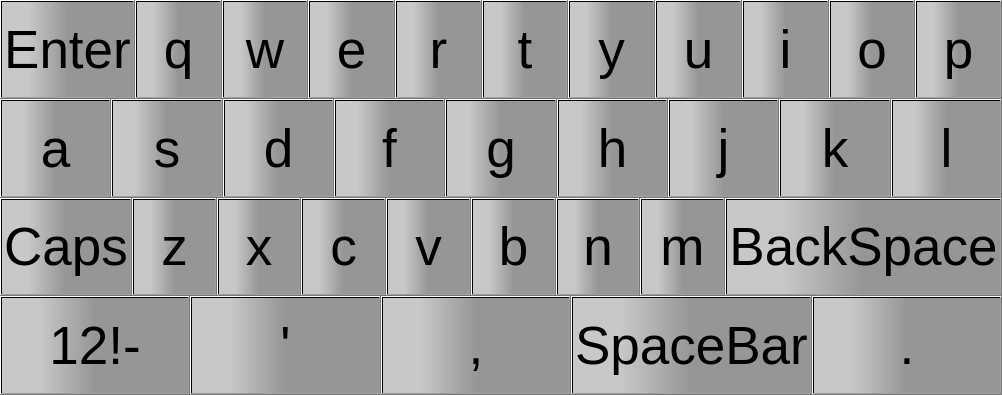
The window that keyboard.ui (gurpartap007/qtmop) describes before a commit, drawn with Qt 5.
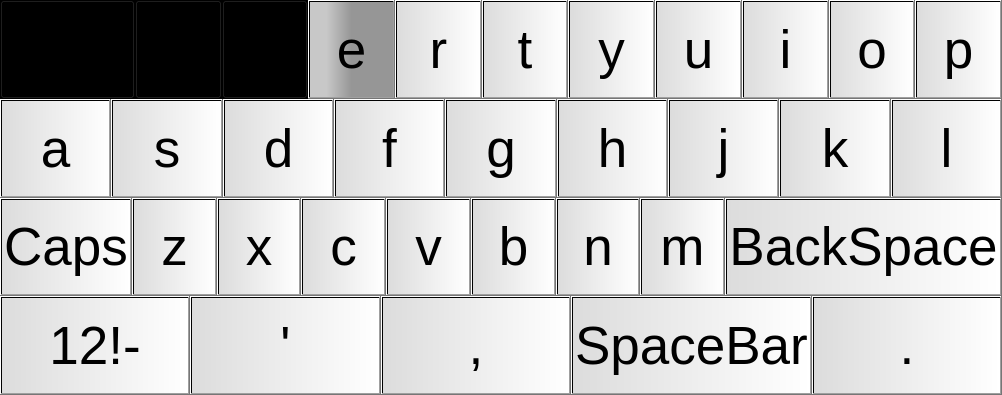
The same window after the commit.

The edit to the form file:
```diff
--- a/keyboard.ui
+++ b/keyboard.ui
@@ -19,6 +19,9 @@
   <property name="windowTitle">
    <string>Form</string>
   </property>
+  <property name="styleSheet">
+   <string notr="true">background-color: rgb(0, 0, 0);</string>
+  </property>
   <layout class="QHBoxLayout" name="horizontalLayout_5">
    <property name="spacing">
     <number>0</number>
@@ -71,7 +74,8 @@
          </property>
          <property name="styleSheet">
           <string notr="true">QPushButton{ background-color: rgb(179, 179, 179); }QPushButton:pressed{background-color: rgb(100, 100, 100); }
-QPushButton{background-color: qlineargradient(spread:pad, x1:0.2, y1:0.6, x2:0.5, y2:0.6, stop:1 rgba(150, 150, 150, 255), stop:0 rgba(200, 200, 200, 255));}</string>
+/*QPushButton{background-color: qlineargradient(spread:pad, x1:0.2, y1:0.6, x2:0.5, y2:0.6, stop:1 rgba(150, 150, 150, 255), stop:0 rgba(200, 200, 200, 255));}
+QPushButton{background-color: qlineargradient(spread:pad, x1:0, y1:0, x2:1, y2:0, stop:0 rgba(220, 220, 220, 255), stop:1 rgba(255, 255, 255, 255));}</string>
          </property>
          <property name="text">
           <string>Enter</string>
@@ -94,8 +98,9 @@
           </font>
          </property>
          <property name="styleSheet">
-          <string notr="true">QPushButton{ background-color: rgb(179, 179, 179); }QPushButton:pressed{background-color: rgb(100, 100, 100); }
-QPushButton{background-color: qlineargradient(spread:pad, x1:0.2, y1:0.6, x2:0.5, y2:0.6, stop:1 rgba(150, 150, 150, 255), stop:0 rgba(200, 200, 200, 255));}</string>
+          <string notr="true">/*QPushButton{ background-color: rgb(179, 179, 179); }QPushButton:pressed{background-color: rgb(100, 100, 100); }*/
+QPushButton{background-color: qlineargradient(spread:pad, x1:0.2, y1:0.6, x2:0.5, y2:0.6, stop:1 rgba(150, 150, 150, 255), stop:0 rgba(200, 200, 200, 255));}
+/*QPushButton{background-color: qlineargradient(spread:pad, x1:0, y1:0, x2:1, y2:0, stop:0 rgba(220, 220, 220, 255), stop:1 rgba(255, 255, 255, 255));}</string>
          </property>
          <property name="text">
           <string>q</string>
@@ -118,8 +123,9 @@
           </font>
          </property>
          <property name="styleSheet">
-          <string notr="true">QPushButton{ background-color: rgb(179, 179, 179); }QPushButton:pressed{background-color: rgb(100, 100, 100); }
-QPushButton{background-color: qlineargradient(spread:pad, x1:0.2, y1:0.6, x2:0.5, y2:0.6, stop:1 rgba(150, 150, 150, 255), stop:0 rgba(200, 200, 200, 255));}</string>
+          <string notr="true">/*QPushButton{ background-color: rgb(179, 179, 179); }QPushButton:pressed{background-color: rgb(100, 100, 100); }*/
+QPushButton{background-color: qlineargradient(spread:pad, x1:0.2, y1:0.6, x2:0.5, y2:0.6, stop:1 rgba(150, 150, 150, 255), stop:0 rgba(200, 200, 200, 255));}
+/*QPushButton{background-color: qlineargradient(spread:pad, x1:0, y1:0, x2:1, y2:0, stop:0 rgba(220, 220, 220, 255), stop:1 rgba(255, 255, 255, 255));}</string>
          </property>
          <property name="text">
           <string>w</string>
@@ -167,7 +173,8 @@
          </property>
          <property name="styleSheet">
           <string notr="true">QPushButton{ background-color: rgb(179, 179, 179); }QPushButton:pressed{background-color: rgb(100, 100, 100); }
-QPushButton{background-color: qlineargradient(spread:pad, x1:0.2, y1:0.6, x2:0.5, y2:0.6, stop:1 rgba(150, 150, 150, 255), stop:0 rgba(200, 200, 200, 255));}</string>
+QPushButton{background-color: qlineargradient(spread:pad, x1:0.2, y1:0.6, x2:0.5, y2:0.6, stop:1 rgba(150, 150, 150, 255), stop:0 rgba(200, 200, 200, 255));}
+QPushButton{background-color: qlineargradient(spread:pad, x1:0, y1:0, x2:1, y2:0, stop:0 rgba(220, 220, 220, 255), stop:1 rgba(255, 255, 255, 255));}</string>
          </property>
          <property name="text">
           <string>r</string>
@@ -191,7 +198,8 @@
          </property>
          <property name="styleSheet">
           <string notr="true">QPushButton{ background-color: rgb(179, 179, 179); }QPushButton:pressed{background-color: rgb(100, 100, 100); }
-QPushButton{background-color: qlineargradient(spread:pad, x1:0.2, y1:0.6, x2:0.5, y2:0.6, stop:1 rgba(150, 150, 150, 255), stop:0 rgba(200, 200, 200, 255));}</string>
+QPushButton{background-color: qlineargradient(spread:pad, x1:0.2, y1:0.6, x2:0.5, y2:0.6, stop:1 rgba(150, 150, 150, 255), stop:0 rgba(200, 200, 200, 255));}
+QPushButton{background-color: qlineargradient(spread:pad, x1:0, y1:0, x2:1, y2:0, stop:0 rgba(220, 220, 220, 255), stop:1 rgba(255, 255, 255, 255));}</string>
          </property>
          <property name="text">
           <string>t</string>
@@ -215,7 +223,8 @@
          </property>
          <property name="styleSheet">
           <string notr="true">QPushButton{ background-color: rgb(179, 179, 179); }QPushButton:pressed{background-color: rgb(100, 100, 100); }
-QPushButton{background-color: qlineargradient(spread:pad, x1:0.2, y1:0.6, x2:0.5, y2:0.6, stop:1 rgba(150, 150, 150, 255), stop:0 rgba(200, 200, 200, 255));}</string>
+QPushButton{background-color: qlineargradient(spread:pad, x1:0.2, y1:0.6, x2:0.5, y2:0.6, stop:1 rgba(150, 150, 150, 255), stop:0 rgba(200, 200, 200, 255));}
+QPushButton{background-color: qlineargradient(spread:pad, x1:0, y1:0, x2:1, y2:0, stop:0 rgba(220, 220, 220, 255), stop:1 rgba(255, 255, 255, 255));}</string>
          </property>
          <property name="text">
           <string>y</string>
@@ -239,7 +248,8 @@
          </property>
          <property name="styleSheet">
           <string notr="true">QPushButton{ background-color: rgb(179, 179, 179); }QPushButton:pressed{background-color: rgb(100, 100, 100); }
-QPushButton{background-color: qlineargradient(spread:pad, x1:0.2, y1:0.6, x2:0.5, y2:0.6, stop:1 rgba(150, 150, 150, 255), stop:0 rgba(200, 200, 200, 255));}</string>
+QPushButton{background-color: qlineargradient(spread:pad, x1:0.2, y1:0.6, x2:0.5, y2:0.6, stop:1 rgba(150, 150, 150, 255), stop:0 rgba(200, 200, 200, 255));}
+QPushButton{background-color: qlineargradient(spread:pad, x1:0, y1:0, x2:1, y2:0, stop:0 rgba(220, 220, 220, 255), stop:1 rgba(255, 255, 255, 255));}</string>
          </property>
          <property name="text">
           <string>u</string>
@@ -263,7 +273,8 @@
          </property>
          <property name="styleSheet">
           <string notr="true">QPushButton{ background-color: rgb(179, 179, 179); }QPushButton:pressed{background-color: rgb(100, 100, 100); }
-QPushButton{background-color: qlineargradient(spread:pad, x1:0.2, y1:0.6, x2:0.5, y2:0.6, stop:1 rgba(150, 150, 150, 255), stop:0 rgba(200, 200, 200, 255));}</string>
+QPushButton{background-color: qlineargradient(spread:pad, x1:0.2, y1:0.6, x2:0.5, y2:0.6, stop:1 rgba(150, 150, 150, 255), stop:0 rgba(200, 200, 200, 255));}
+QPushButton{background-color: qlineargradient(spread:pad, x1:0, y1:0, x2:1, y2:0, stop:0 rgba(220, 220, 220, 255), stop:1 rgba(255, 255, 255, 255));}</string>
          </property>
          <property name="text">
           <string>i</string>
@@ -287,7 +298,8 @@
          </property>
          <property name="styleSheet">
           <string notr="true">QPushButton{ background-color: rgb(179, 179, 179); }QPushButton:pressed{background-color: rgb(100, 100, 100); }
-QPushButton{background-color: qlineargradient(spread:pad, x1:0.2, y1:0.6, x2:0.5, y2:0.6, stop:1 rgba(150, 150, 150, 255), stop:0 rgba(200, 200, 200, 255));}</string>
+QPushButton{background-color: qlineargradient(spread:pad, x1:0.2, y1:0.6, x2:0.5, y2:0.6, stop:1 rgba(150, 150, 150, 255), stop:0 rgba(200, 200, 200, 255));}
+QPushButton{background-color: qlineargradient(spread:pad, x1:0, y1:0, x2:1, y2:0, stop:0 rgba(220, 220, 220, 255), stop:1 rgba(255, 255, 255, 255));}</string>
          </property>
          <property name="text">
           <string>o</string>
@@ -311,7 +323,8 @@
          </property>
          <property name="styleSheet">
           <string notr="true">QPushButton{ background-color: rgb(179, 179, 179); }QPushButton:pressed{background-color: rgb(100, 100, 100); }
-QPushButton{background-color: qlineargradient(spread:pad, x1:0.2, y1:0.6, x2:0.5, y2:0.6, stop:1 rgba(150, 150, 150, 255), stop:0 rgba(200, 200, 200, 255));}</string>
+QPushButton{background-color: qlineargradient(spread:pad, x1:0.2, y1:0.6, x2:0.5, y2:0.6, stop:1 rgba(150, 150, 150, 255), stop:0 rgba(200, 200, 200, 255));}
+QPushButton{background-color: qlineargradient(spread:pad, x1:0, y1:0, x2:1, y2:0, stop:0 rgba(220, 220, 220, 255), stop:1 rgba(255, 255, 255, 255));}</string>
          </property>
          <property name="text">
           <string>p</string>
@@ -345,7 +358,8 @@
          </property>
          <property name="styleSheet">
           <string notr="true">QPushButton{ background-color: rgb(179, 179, 179); }QPushButton:pressed{background-color: rgb(100, 100, 100); }
-QPushButton{background-color: qlineargradient(spread:pad, x1:0.2, y1:0.6, x2:0.5, y2:0.6, stop:1 rgba(150, 150, 150, 255), stop:0 rgba(200, 200, 200, 255));}</string>
+QPushButton{background-color: qlineargradient(spread:pad, x1:0.2, y1:0.6, x2:0.5, y2:0.6, stop:1 rgba(150, 150, 150, 255), stop:0 rgba(200, 200, 200, 255));}
+QPushButton{background-color: qlineargradient(spread:pad, x1:0, y1:0, x2:1, y2:0, stop:0 rgba(220, 220, 220, 255), stop:1 rgba(255, 255, 255, 255));}</string>
          </property>
          <property name="text">
           <string>a</string>
@@ -369,7 +383,8 @@
          </property>
          <property name="styleSheet">
           <string notr="true">QPushButton{ background-color: rgb(179, 179, 179); }QPushButton:pressed{background-color: rgb(100, 100, 100); }
-QPushButton{background-color: qlineargradient(spread:pad, x1:0.2, y1:0.6, x2:0.5, y2:0.6, stop:1 rgba(150, 150, 150, 255), stop:0 rgba(200, 200, 200, 255));}</string>
+QPushButton{background-color: qlineargradient(spread:pad, x1:0.2, y1:0.6, x2:0.5, y2:0.6, stop:1 rgba(150, 150, 150, 255), stop:0 rgba(200, 200, 200, 255));}
+QPushButton{background-color: qlineargradient(spread:pad, x1:0, y1:0, x2:1, y2:0, stop:0 rgba(220, 220, 220, 255), stop:1 rgba(255, 255, 255, 255));}</string>
          </property>
          <property name="text">
           <string>s</string>
@@ -393,7 +408,8 @@
          </property>
          <property name="styleSheet">
           <string notr="true">QPushButton{ background-color: rgb(179, 179, 179); }QPushButton:pressed{background-color: rgb(100, 100, 100); }
-QPushButton{background-color: qlineargradient(spread:pad, x1:0.2, y1:0.6, x2:0.5, y2:0.6, stop:1 rgba(150, 150, 150, 255), stop:0 rgba(200, 200, 200, 255));}</string>
+QPushButton{background-color: qlineargradient(spread:pad, x1:0.2, y1:0.6, x2:0.5, y2:0.6, stop:1 rgba(150, 150, 150, 255), stop:0 rgba(200, 200, 200, 255));}
+QPushButton{background-color: qlineargradient(spread:pad, x1:0, y1:0, x2:1, y2:0, stop:0 rgba(220, 220, 220, 255), stop:1 rgba(255, 255, 255, 255));}</string>
          </property>
          <property name="text">
           <string>d</string>
@@ -417,7 +433,8 @@
          </property>
          <property name="styleSheet">
           <string notr="true">QPushButton{ background-color: rgb(179, 179, 179); }QPushButton:pressed{background-color: rgb(100, 100, 100); }
-QPushButton{background-color: qlineargradient(spread:pad, x1:0.2, y1:0.6, x2:0.5, y2:0.6, stop:1 rgba(150, 150, 150, 255), stop:0 rgba(200, 200, 200, 255));}</string>
+QPushButton{background-color: qlineargradient(spread:pad, x1:0.2, y1:0.6, x2:0.5, y2:0.6, stop:1 rgba(150, 150, 150, 255), stop:0 rgba(200, 200, 200, 255));}
+QPushButton{background-color: qlineargradient(spread:pad, x1:0, y1:0, x2:1, y2:0, stop:0 rgba(220, 220, 220, 255), stop:1 rgba(255, 255, 255, 255));}</string>
          </property>
          <property name="text">
           <string>f</string>
@@ -441,7 +458,8 @@
          </property>
          <property name="styleSheet">
           <string notr="true">QPushButton{ background-color: rgb(179, 179, 179); }QPushButton:pressed{background-color: rgb(100, 100, 100); }
-QPushButton{background-color: qlineargradient(spread:pad, x1:0.2, y1:0.6, x2:0.5, y2:0.6, stop:1 rgba(150, 150, 150, 255), stop:0 rgba(200, 200, 200, 255));}</string>
+QPushButton{background-color: qlineargradient(spread:pad, x1:0.2, y1:0.6, x2:0.5, y2:0.6, stop:1 rgba(150, 150, 150, 255), stop:0 rgba(200, 200, 200, 255));}
+QPushButton{background-color: qlineargradient(spread:pad, x1:0, y1:0, x2:1, y2:0, stop:0 rgba(220, 220, 220, 255), stop:1 rgba(255, 255, 255, 255));}</string>
          </property>
          <property name="text">
           <string>g</string>
@@ -465,7 +483,8 @@
          </property>
          <property name="styleSheet">
           <string notr="true">QPushButton{ background-color: rgb(179, 179, 179); }QPushButton:pressed{background-color: rgb(100, 100, 100); }
-QPushButton{background-color: qlineargradient(spread:pad, x1:0.2, y1:0.6, x2:0.5, y2:0.6, stop:1 rgba(150, 150, 150, 255), stop:0 rgba(200, 200, 200, 255));}</string>
+QPushButton{background-color: qlineargradient(spread:pad, x1:0.2, y1:0.6, x2:0.5, y2:0.6, stop:1 rgba(150, 150, 150, 255), stop:0 rgba(200, 200, 200, 255));}
+QPushButton{background-color: qlineargradient(spread:pad, x1:0, y1:0, x2:1, y2:0, stop:0 rgba(220, 220, 220, 255), stop:1 rgba(255, 255, 255, 255));}</string>
          </property>
          <property name="text">
           <string>h</string>
@@ -489,7 +508,8 @@
          </property>
          <property name="styleSheet">
           <string notr="true">QPushButton{ background-color: rgb(179, 179, 179); }QPushButton:pressed{background-color: rgb(100, 100, 100); }
-QPushButton{background-color: qlineargradient(spread:pad, x1:0.2, y1:0.6, x2:0.5, y2:0.6, stop:1 rgba(150, 150, 150, 255), stop:0 rgba(200, 200, 200, 255));}</string>
+QPushButton{background-color: qlineargradient(spread:pad, x1:0.2, y1:0.6, x2:0.5, y2:0.6, stop:1 rgba(150, 150, 150, 255), stop:0 rgba(200, 200, 200, 255));}
+QPushButton{background-color: qlineargradient(spread:pad, x1:0, y1:0, x2:1, y2:0, stop:0 rgba(220, 220, 220, 255), stop:1 rgba(255, 255, 255, 255));}</string>
          </property>
          <property name="text">
           <string>j</string>
@@ -513,7 +533,8 @@
          </property>
          <property name="styleSheet">
           <string notr="true">QPushButton{ background-color: rgb(179, 179, 179); }QPushButton:pressed{background-color: rgb(100, 100, 100); }
-QPushButton{background-color: qlineargradient(spread:pad, x1:0.2, y1:0.6, x2:0.5, y2:0.6, stop:1 rgba(150, 150, 150, 255), stop:0 rgba(200, 200, 200, 255));}</string>
+QPushButton{background-color: qlineargradient(spread:pad, x1:0.2, y1:0.6, x2:0.5, y2:0.6, stop:1 rgba(150, 150, 150, 255), stop:0 rgba(200, 200, 200, 255));}
+QPushButton{background-color: qlineargradient(spread:pad, x1:0, y1:0, x2:1, y2:0, stop:0 rgba(220, 220, 220, 255), stop:1 rgba(255, 255, 255, 255));}</string>
          </property>
          <property name="text">
           <string>k</string>
@@ -537,7 +558,8 @@
          </property>
          <property name="styleSheet">
           <string notr="true">QPushButton{ background-color: rgb(179, 179, 179); }QPushButton:pressed{background-color: rgb(100, 100, 100); }
-QPushButton{background-color: qlineargradient(spread:pad, x1:0.2, y1:0.6, x2:0.5, y2:0.6, stop:1 rgba(150, 150, 150, 255), stop:0 rgba(200, 200, 200, 255));}</string>
+QPushButton{background-color: qlineargradient(spread:pad, x1:0.2, y1:0.6, x2:0.5, y2:0.6, stop:1 rgba(150, 150, 150, 255), stop:0 rgba(200, 200, 200, 255));}
+QPushButton{background-color: qlineargradient(spread:pad, x1:0, y1:0, x2:1, y2:0, stop:0 rgba(220, 220, 220, 255), stop:1 rgba(255, 255, 255, 255));}</string>
          </property>
          <property name="text">
           <string>l</string>
@@ -571,7 +593,8 @@
          </property>
          <property name="styleSheet">
           <string notr="true">QPushButton{ background-color: rgb(179, 179, 179); }QPushButton:pressed{background-color: rgb(100, 100, 100); }
-QPushButton{background-color: qlineargradient(spread:pad, x1:0.2, y1:0.6, x2:0.5, y2:0.6, stop:1 rgba(150, 150, 150, 255), stop:0 rgba(200, 200, 200, 255));}</string>
+QPushButton{background-color: qlineargradient(spread:pad, x1:0.2, y1:0.6, x2:0.5, y2:0.6, stop:1 rgba(150, 150, 150, 255), stop:0 rgba(200, 200, 200, 255));}
+QPushButton{background-color: qlineargradient(spread:pad, x1:0, y1:0, x2:1, y2:0, stop:0 rgba(220, 220, 220, 255), stop:1 rgba(255, 255, 255, 255));}</string>
          </property>
          <property name="text">
           <string>Caps</string>
@@ -595,7 +618,8 @@
          </property>
          <property name="styleSheet">
           <string notr="true">QPushButton{ background-color: rgb(179, 179, 179); }QPushButton:pressed{background-color: rgb(100, 100, 100); }
-QPushButton{background-color: qlineargradient(spread:pad, x1:0.2, y1:0.6, x2:0.5, y2:0.6, stop:1 rgba(150, 150, 150, 255), stop:0 rgba(200, 200, 200, 255));}</string>
+QPushButton{background-color: qlineargradient(spread:pad, x1:0.2, y1:0.6, x2:0.5, y2:0.6, stop:1 rgba(150, 150, 150, 255), stop:0 rgba(200, 200, 200, 255));}
+QPushButton{background-color: qlineargradient(spread:pad, x1:0, y1:0, x2:1, y2:0, stop:0 rgba(220, 220, 220, 255), stop:1 rgba(255, 255, 255, 255));}</string>
          </property>
          <property name="text">
           <string>z</string>
@@ -619,7 +643,8 @@
          </property>
          <property name="styleSheet">
           <string notr="true">QPushButton{ background-color: rgb(179, 179, 179); }QPushButton:pressed{background-color: rgb(100, 100, 100); }
-QPushButton{background-color: qlineargradient(spread:pad, x1:0.2, y1:0.6, x2:0.5, y2:0.6, stop:1 rgba(150, 150, 150, 255), stop:0 rgba(200, 200, 200, 255));}</string>
+QPushButton{background-color: qlineargradient(spread:pad, x1:0.2, y1:0.6, x2:0.5, y2:0.6, stop:1 rgba(150, 150, 150, 255), stop:0 rgba(200, 200, 200, 255));}
+QPushButton{background-color: qlineargradient(spread:pad, x1:0, y1:0, x2:1, y2:0, stop:0 rgba(220, 220, 220, 255), stop:1 rgba(255, 255, 255, 255));}</string>
          </property>
          <property name="text">
           <string>x</string>
@@ -643,7 +668,8 @@
          </property>
          <property name="styleSheet">
           <string notr="true">QPushButton{ background-color: rgb(179, 179, 179); }QPushButton:pressed{background-color: rgb(100, 100, 100); }
-QPushButton{background-color: qlineargradient(spread:pad, x1:0.2, y1:0.6, x2:0.5, y2:0.6, stop:1 rgba(150, 150, 150, 255), stop:0 rgba(200, 200, 200, 255));}</string>
+QPushButton{background-color: qlineargradient(spread:pad, x1:0.2, y1:0.6, x2:0.5, y2:0.6, stop:1 rgba(150, 150, 150, 255), stop:0 rgba(200, 200, 200, 255));}
+QPushButton{background-color: qlineargradient(spread:pad, x1:0, y1:0, x2:1, y2:0, stop:0 rgba(220, 220, 220, 255), stop:1 rgba(255, 255, 255, 255));}</string>
          </property>
          <property name="text">
           <string>c</string>
@@ -667,7 +693,8 @@
          </property>
          <property name="styleSheet">
           <string notr="true">QPushButton{ background-color: rgb(179, 179, 179); }QPushButton:pressed{background-color: rgb(100, 100, 100); }
-QPushButton{background-color: qlineargradient(spread:pad, x1:0.2, y1:0.6, x2:0.5, y2:0.6, stop:1 rgba(150, 150, 150, 255), stop:0 rgba(200, 200, 200, 255));}</string>
+QPushButton{background-color: qlineargradient(spread:pad, x1:0.2, y1:0.6, x2:0.5, y2:0.6, stop:1 rgba(150, 150, 150, 255), stop:0 rgba(200, 200, 200, 255));}
+QPushButton{background-color: qlineargradient(spread:pad, x1:0, y1:0, x2:1, y2:0, stop:0 rgba(220, 220, 220, 255), stop:1 rgba(255, 255, 255, 255));}</string>
          </property>
          <property name="text">
           <string>v</string>
@@ -691,7 +718,8 @@
          </property>
          <property name="styleSheet">
           <string notr="true">QPushButton{ background-color: rgb(179, 179, 179); }QPushButton:pressed{background-color: rgb(100, 100, 100); }
-QPushButton{background-color: qlineargradient(spread:pad, x1:0.2, y1:0.6, x2:0.5, y2:0.6, stop:1 rgba(150, 150, 150, 255), stop:0 rgba(200, 200, 200, 255));}</string>
+QPushButton{background-color: qlineargradient(spread:pad, x1:0.2, y1:0.6, x2:0.5, y2:0.6, stop:1 rgba(150, 150, 150, 255), stop:0 rgba(200, 200, 200, 255));}
+QPushButton{background-color: qlineargradient(spread:pad, x1:0, y1:0, x2:1, y2:0, stop:0 rgba(220, 220, 220, 255), stop:1 rgba(255, 255, 255, 255));}</string>
          </property>
          <property name="text">
           <string>b</string>
@@ -715,7 +743,8 @@
          </property>
          <property name="styleSheet">
           <string notr="true">QPushButton{ background-color: rgb(179, 179, 179); }QPushButton:pressed{background-color: rgb(100, 100, 100); }
-QPushButton{background-color: qlineargradient(spread:pad, x1:0.2, y1:0.6, x2:0.5, y2:0.6, stop:1 rgba(150, 150, 150, 255), stop:0 rgba(200, 200, 200, 255));}</string>
+QPushButton{background-color: qlineargradient(spread:pad, x1:0.2, y1:0.6, x2:0.5, y2:0.6, stop:1 rgba(150, 150, 150, 255), stop:0 rgba(200, 200, 200, 255));}
+QPushButton{background-color: qlineargradient(spread:pad, x1:0, y1:0, x2:1, y2:0, stop:0 rgba(220, 220, 220, 255), stop:1 rgba(255, 255, 255, 255));}</string>
          </property>
          <property name="text">
           <string>n</string>
@@ -739,7 +768,8 @@
          </property>
          <property name="styleSheet">
           <string notr="true">QPushButton{ background-color: rgb(179, 179, 179); }QPushButton:pressed{background-color: rgb(100, 100, 100); }
-QPushButton{background-color: qlineargradient(spread:pad, x1:0.2, y1:0.6, x2:0.5, y2:0.6, stop:1 rgba(150, 150, 150, 255), stop:0 rgba(200, 200, 200, 255));}</string>
+QPushButton{background-color: qlineargradient(spread:pad, x1:0.2, y1:0.6, x2:0.5, y2:0.6, stop:1 rgba(150, 150, 150, 255), stop:0 rgba(200, 200, 200, 255));}
+QPushButton{background-color: qlineargradient(spread:pad, x1:0, y1:0, x2:1, y2:0, stop:0 rgba(220, 220, 220, 255), stop:1 rgba(255, 255, 255, 255));}</string>
          </property>
          <property name="text">
           <string>m</string>
@@ -763,7 +793,8 @@
          </property>
          <property name="styleSheet">
           <string notr="true">QPushButton{ background-color: rgb(179, 179, 179); }QPushButton:pressed{background-color: rgb(100, 100, 100); }
-QPushButton{background-color: qlineargradient(spread:pad, x1:0.2, y1:0.6, x2:0.5, y2:0.6, stop:1 rgba(150, 150, 150, 255), stop:0 rgba(200, 200, 200, 255));}</string>
+QPushButton{background-color: qlineargradient(spread:pad, x1:0.2, y1:0.6, x2:0.5, y2:0.6, stop:1 rgba(150, 150, 150, 255), stop:0 rgba(200, 200, 200, 255));}
+QPushButton{background-color: qlineargradient(spread:pad, x1:0, y1:0, x2:1, y2:0, stop:0 rgba(220, 220, 220, 255), stop:1 rgba(255, 255, 255, 255));}</string>
          </property>
          <property name="text">
           <string>BackSpace</string>
@@ -797,7 +828,8 @@
          </property>
          <property name="styleSheet">
           <string notr="true">QPushButton{ background-color: rgb(179, 179, 179); }QPushButton:pressed{background-color: rgb(100, 100, 100); }
-QPushButton{background-color: qlineargradient(spread:pad, x1:0.2, y1:0.6, x2:0.5, y2:0.6, stop:1 rgba(150, 150, 150, 255), stop:0 rgba(200, 200, 200, 255));}</string>
+QPushButton{background-color: qlineargradient(spread:pad, x1:0.2, y1:0.6, x2:0.5, y2:0.6, stop:1 rgba(150, 150, 150, 255), stop:0 rgba(200, 200, 200, 255));}
+QPushButton{background-color: qlineargradient(spread:pad, x1:0, y1:0, x2:1, y2:0, stop:0 rgba(220, 220, 220, 255), stop:1 rgba(255, 255, 255, 255));}</string>
          </property>
          <property name="text">
           <string>12!-</string>
@@ -821,7 +853,8 @@
          </property>
          <property name="styleSheet">
           <string notr="true">QPushButton{ background-color: rgb(179, 179, 179); }QPushButton:pressed{background-color: rgb(100, 100, 100); }
-QPushButton{background-color: qlineargradient(spread:pad, x1:0.2, y1:0.6, x2:0.5, y2:0.6, stop:1 rgba(150, 150, 150, 255), stop:0 rgba(200, 200, 200, 255));}</string>
+QPushButton{background-color: qlineargradient(spread:pad, x1:0.2, y1:0.6, x2:0.5, y2:0.6, stop:1 rgba(150, 150, 150, 255), stop:0 rgba(200, 200, 200, 255));}
+QPushButton{background-color: qlineargradient(spread:pad, x1:0, y1:0, x2:1, y2:0, stop:0 rgba(220, 220, 220, 255), stop:1 rgba(255, 255, 255, 255));}</string>
          </property>
          <property name="text">
           <string>'</string>
@@ -845,7 +878,8 @@
          </property>
          <property name="styleSheet">
           <string notr="true">QPushButton{ background-color: rgb(179, 179, 179); }QPushButton:pressed{background-color: rgb(100, 100, 100); }
-QPushButton{background-color: qlineargradient(spread:pad, x1:0.2, y1:0.6, x2:0.5, y2:0.6, stop:1 rgba(150, 150, 150, 255), stop:0 rgba(200, 200, 200, 255));}</string>
+QPushButton{background-color: qlineargradient(spread:pad, x1:0.2, y1:0.6, x2:0.5, y2:0.6, stop:1 rgba(150, 150, 150, 255), stop:0 rgba(200, 200, 200, 255));}
+QPushButton{background-color: qlineargradient(spread:pad, x1:0, y1:0, x2:1, y2:0, stop:0 rgba(220, 220, 220, 255), stop:1 rgba(255, 255, 255, 255));}</string>
          </property>
          <property name="text">
           <string>,</string>
@@ -869,7 +903,8 @@
          </property>
          <property name="styleSheet">
           <string notr="true">QPushButton{ background-color: rgb(179, 179, 179); }QPushButton:pressed{background-color: rgb(100, 100, 100); }
-QPushButton{background-color: qlineargradient(spread:pad, x1:0.2, y1:0.6, x2:0.5, y2:0.6, stop:1 rgba(150, 150, 150, 255), stop:0 rgba(200, 200, 200, 255));}</string>
+QPushButton{background-color: qlineargradient(spread:pad, x1:0.2, y1:0.6, x2:0.5, y2:0.6, stop:1 rgba(150, 150, 150, 255), stop:0 rgba(200, 200, 200, 255));}
+QPushButton{background-color: qlineargradient(spread:pad, x1:0, y1:0, x2:1, y2:0, stop:0 rgba(220, 220, 220, 255), stop:1 rgba(255, 255, 255, 255));}</string>
          </property>
          <property name="text">
           <string>SpaceBar</string>
@@ -893,7 +928,8 @@
          </property>
          <property name="styleSheet">
           <string notr="true">QPushButton{ background-color: rgb(179, 179, 179); }QPushButton:pressed{background-color: rgb(100, 100, 100); }
-QPushButton{background-color: qlineargradient(spread:pad, x1:0.2, y1:0.6, x2:0.5, y2:0.6, stop:1 rgba(150, 150, 150, 255), stop:0 rgba(200, 200, 200, 255));}</string>
+QPushButton{background-color: qlineargradient(spread:pad, x1:0.2, y1:0.6, x2:0.5, y2:0.6, stop:1 rgba(150, 150, 150, 255), stop:0 rgba(200, 200, 200, 255));}
+QPushButton{background-color: qlineargradient(spread:pad, x1:0, y1:0, x2:1, y2:0, stop:0 rgba(220, 220, 220, 255), stop:1 rgba(255, 255, 255, 255));}</string>
          </property>
          <property name="text">
           <string>.</string>
```
Left out of the diff: 5 changed lines with no effect on the pictures.
